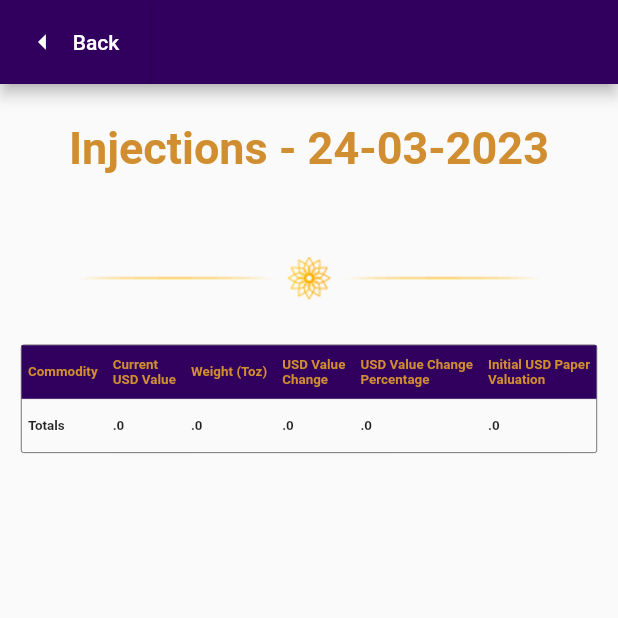
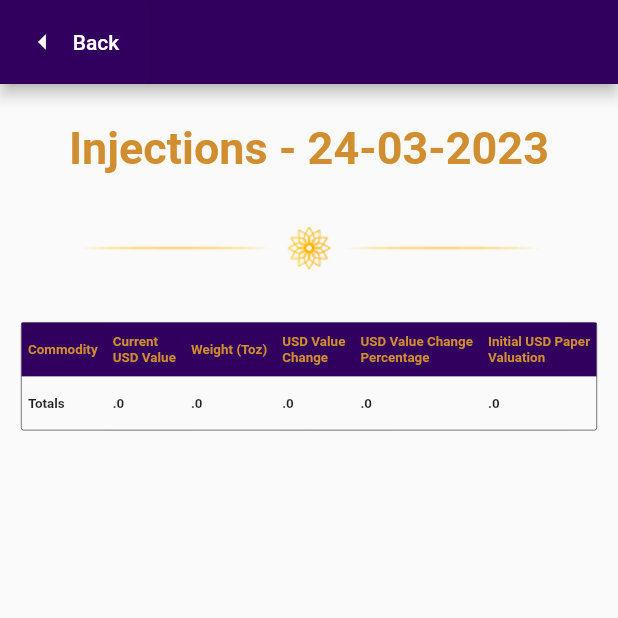
Before and after one commit to MisteryDush/ipm_app, a Flutter app: the SingleInjectionPage screen opened directly with empty values, on a phone screen of 412 x 824 dp, the top half of it. Run offline on Flutter 3.47's test engine with Material 2 defaults, Android fonts, the phone set to English and light mode, and no system bars; our stand-ins replace flutter_svg, shared_preferences, syncfusion_flutter_charts; missing offline and left inert: forex_conversion, requests; accounts and stored records are empty.

Commit message:
Update: Add landscape optimization

```diff
--- a/lib/single_injection_page.dart
+++ b/lib/single_injection_page.dart
@@ -54,7 +54,7 @@ class SingleInjectionPage extends StatelessWidget {
                 children: [
                   Padding(
                     padding: const EdgeInsets.symmetric(
-                        horizontal: 20, vertical: 30),
+                        horizontal: 20, vertical: 10),
                     child: Image.asset(
                       'assets/images/logo_divide.png',
                       width: 320,
@@ -64,7 +64,7 @@ class SingleInjectionPage extends StatelessWidget {
                 ],
               ),
               Padding(
-                padding: const EdgeInsets.symmetric(horizontal: 14),
+                padding: const EdgeInsets.symmetric(horizontal: 14, vertical: 25),
                 child: FittedBox(
                   child: SizedBox(
                     height: 1200,
```
